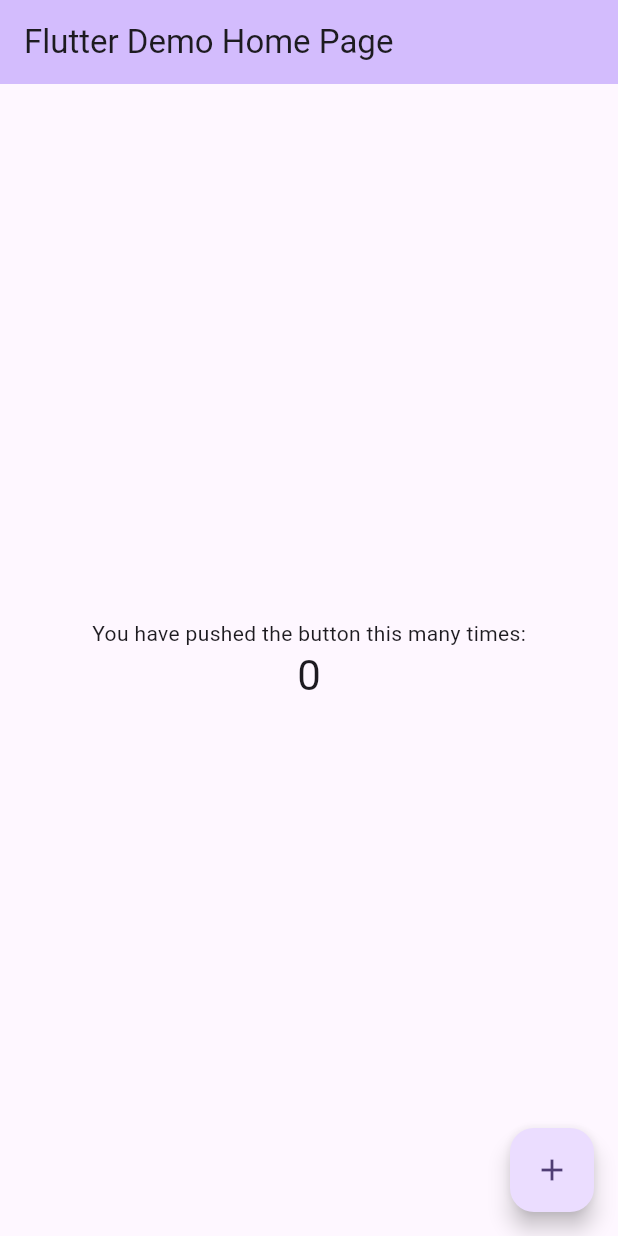
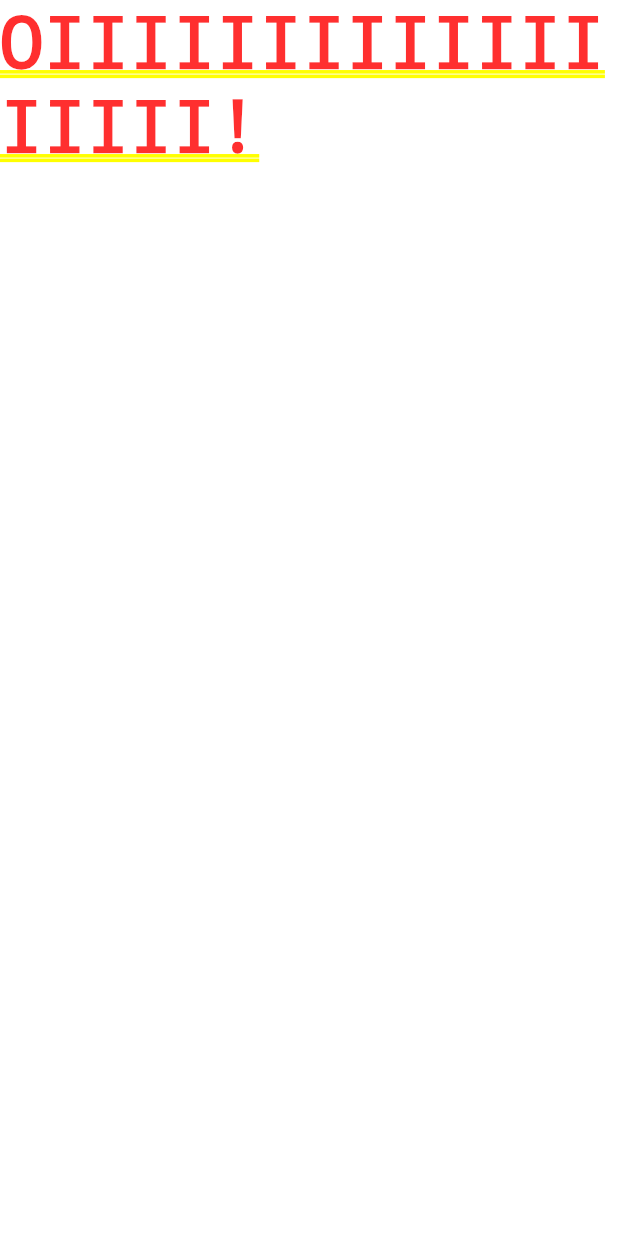
Before and after one commit to PedroCoelhoIF/2025aula01, a Flutter app: the screen it shows after launch, on a phone screen of 412 x 824 dp. Run offline on Flutter 3.47's test engine with Material 3 defaults, Android fonts, the phone set to English and light mode, and no system bars.

Commit message:
Aplicativo Inicial

```diff
--- a/lib/main.dart
+++ b/lib/main.dart
@@ -1,125 +1,17 @@
 import 'package:flutter/material.dart';
 
 void main() {
-  runApp(const MyApp());
+  runApp(const pagina1());
 }
 
-class MyApp extends StatelessWidget {
-  const MyApp({super.key});
+class pagina1 extends StatelessWidget {
+  const pagina1({super.key});
 
-  // This widget is the root of your application.
   @override
   Widget build(BuildContext context) {
-    return MaterialApp(
-      title: 'Flutter Demo',
-      theme: ThemeData(
-        // This is the theme of your application.
-        //
-        // TRY THIS: Try running your application with "flutter run". You'll see
-        // the application has a purple toolbar. Then, without quitting the app,
-        // try changing the seedColor in the colorScheme below to Colors.green
-        // and then invoke "hot reload" (save your changes or press the "hot
-        // reload" button in a Flutter-supported IDE, or press "r" if you used
-        // the command line to start the app).
-        //
-        // Notice that the counter didn't reset back to zero; the application
-        // state is not lost during the reload. To reset the state, use hot
-        // restart instead.
-        //
-        // This works for code too, not just values: Most code changes can be
-        // tested with just a hot reload.
-        colorScheme: ColorScheme.fromSeed(seedColor: Colors.deepPurple),
-        useMaterial3: true,
-      ),
-      home: const MyHomePage(title: 'Flutter Demo Home Page'),
+    return const MaterialApp(
+      title: "App 1",
+      home: Text("OIIIIIIIIIIIIIIIIII!"),
     );
   }
 }
-
-class MyHomePage extends StatefulWidget {
-  const MyHomePage({super.key, required this.title});
-
-  // This widget is the home page of your application. It is stateful, meaning
-  // that it has a State object (defined below) that contains fields that affect
-  // how it looks.
-
-  // This class is the configuration for the state. It holds the values (in this
-  // case the title) provided by the parent (in this case the App widget) and
-  // used by the build method of the State. Fields in a Widget subclass are
-  // always marked "final".
-
-  final String title;
-
-  @override
-  State<MyHomePage> createState() => _MyHomePageState();
-}
-
-class _MyHomePageState extends State<MyHomePage> {
-  int _counter = 0;
-
-  void _incrementCounter() {
-    setState(() {
-      // This call to setState tells the Flutter framework that something has
-      // changed in this State, which causes it to rerun the build method below
-      // so that the display can reflect the updated values. If we changed
-      // _counter without calling setState(), then the build method would not be
-      // called again, and so nothing would appear to happen.
-      _counter++;
-    });
-  }
-
-  @override
-  Widget build(BuildContext context) {
-    // This method is rerun every time setState is called, for instance as done
-    // by the _incrementCounter method above.
-    //
-    // The Flutter framework has been optimized to make rerunning build methods
-    // fast, so that you can just rebuild anything that needs updating rather
-    // than having to individually change instances of widgets.
-    return Scaffold(
-      appBar: AppBar(
-        // TRY THIS: Try changing the color here to a specific color (to
-        // Colors.amber, perhaps?) and trigger a hot reload to see the AppBar
-        // change color while the other colors stay the same.
-        backgroundColor: Theme.of(context).colorScheme.inversePrimary,
-        // Here we take the value from the MyHomePage object that was created by
-        // the App.build method, and use it to set our appbar title.
-        title: Text(widget.title),
-      ),
-      body: Center(
-        // Center is a layout widget. It takes a single child and positions it
-        // in the middle of the parent.
-        child: Column(
-          // Column is also a layout widget. It takes a list of children and
-          // arranges them vertically. By default, it sizes itself to fit its
-          // children horizontally, and tries to be as tall as its parent.
-          //
-          // Column has various properties to control how it sizes itself and
-          // how it positions its children. Here we use mainAxisAlignment to
-          // center the children vertically; the main axis here is the vertical
-          // axis because Columns are vertical (the cross axis would be
-          // horizontal).
-          //
-          // TRY THIS: Invoke "debug painting" (choose the "Toggle Debug Paint"
-          // action in the IDE, or press "p" in the console), to see the
-          // wireframe for each widget.
-          mainAxisAlignment: MainAxisAlignment.center,
-          children: <Widget>[
-            const Text(
-              'You have pushed the button this many times:',
-            ),
-            Text(
-              '$_counter',
-              style: Theme.of(context).textTheme.headlineMedium,
-            ),
-          ],
-        ),
-      ),
-      floatingActionButton: FloatingActionButton(
-        onPressed: _incrementCounter,
-        tooltip: 'Increment',
-        child: const Icon(Icons.add),
-      ), // This trailing comma makes auto-formatting nicer for build methods.
-    );
-  }
-}
```
